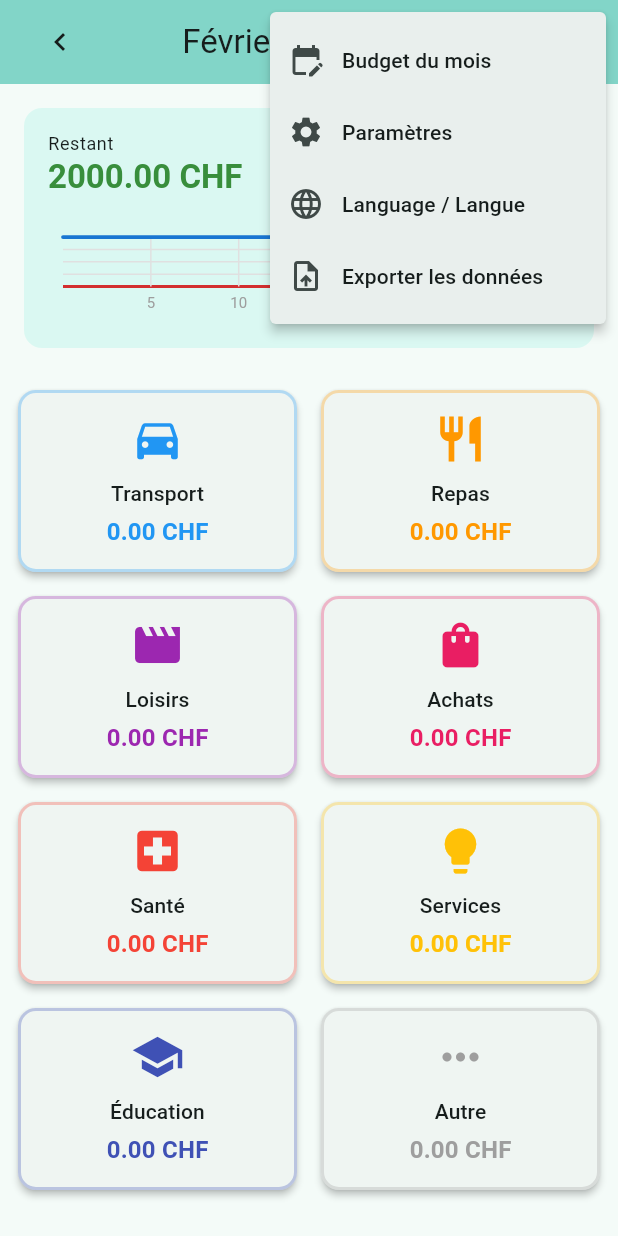
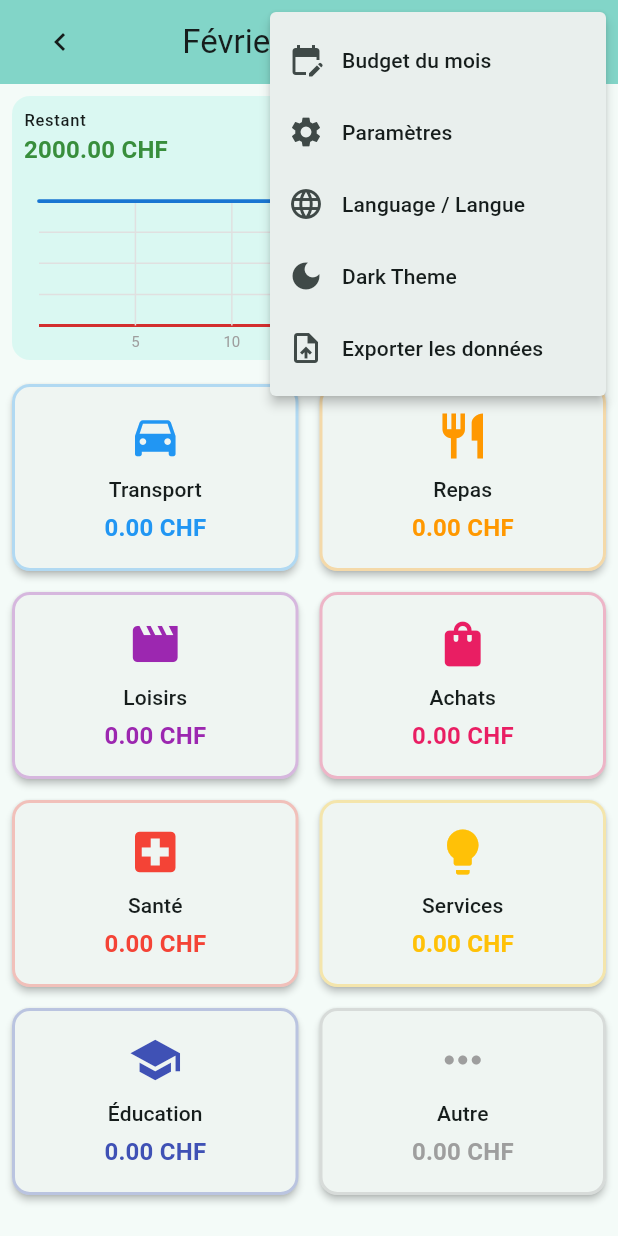
Before and after one commit to tbertschi/spendinator, a Flutter app: the screen it shows after launch, after a tap on the "more vert" icon, on a phone screen of 412 x 824 dp. Run offline on Flutter 3.47's test engine with Material 3 defaults, Android fonts, the phone set to English and light mode, and no system bars; our stand-ins replace share_plus, shared_preferences, sqflite; accounts and stored records are empty.

Commit message:
UI improvements: capitalize app name, update icon, add dark theme toggle, optimize graph layout

```diff
--- a/lib/main.dart
+++ b/lib/main.dart
@@ -20,19 +20,28 @@ class SpendinatorApp extends StatefulWidget {
 }
 
 class _SpendinatorAppState extends State<SpendinatorApp> {
-  late String currentLanguage;
+  String currentLanguage = 'fr';
+  bool isDarkTheme = false;
 
   @override
   void initState() {
     super.initState();
-    // Load saved language preference
+    // Load saved preferences
     currentLanguage = SettingsService.instance.getLanguage();
+    isDarkTheme = SettingsService.instance.getDarkTheme();
   }
 
   void toggleLanguage() {
     setState(() {
       currentLanguage = currentLanguage == 'fr' ? 'en' : 'fr';
       SettingsService.instance.setLanguage(currentLanguage);
+    });
+  }
+
+  void toggleDarkTheme() {
+    setState(() {
+      isDarkTheme = !isDarkTheme;
+      SettingsService.instance.setDarkTheme(isDarkTheme);
     });
   }
 
@@ -49,7 +58,18 @@ class _SpendinatorAppState extends State<SpendinatorApp> {
           ),
           useMaterial3: true,
         ),
-        home: BudgetScreen(onLanguageToggle: toggleLanguage),
+        darkTheme: ThemeData(
+          colorScheme: ColorScheme.fromSeed(
+            seedColor: Colors.teal,
+            brightness: Brightness.dark,
+          ),
+          useMaterial3: true,
+        ),
+        themeMode: isDarkTheme ? ThemeMode.dark : ThemeMode.light,
+        home: BudgetScreen(
+          onLanguageToggle: toggleLanguage,
+          onDarkThemeToggle: toggleDarkTheme,
+        ),
       ),
     );
   }
--- a/lib/screens/budget_screen.dart
+++ b/lib/screens/budget_screen.dart
@@ -13,10 +13,13 @@ import 'settings_screen.dart';
 
 class BudgetScreen extends StatefulWidget {
   final VoidCallback onLanguageToggle;
+  final VoidCallback onDarkThemeToggle;
 
-  const BudgetScreen({super.key, required this.onLanguageToggle});
-
-  @override
+  const BudgetScreen({
+    super.key,
+    required this.onLanguageToggle,
+    required this.onDarkThemeToggle,
+  });
   State<BudgetScreen> createState() => _BudgetScreenState();
 }
 
@@ -358,6 +361,9 @@ class _BudgetScreenState extends State<BudgetScreen> {
                 case 'language':
                   widget.onLanguageToggle();
                   break;
+                case 'dark_theme':
+                  widget.onDarkThemeToggle();
+                  break;
                 case 'export':
                   _exportData();
                   break;
@@ -397,6 +403,16 @@ class _BudgetScreenState extends State<BudgetScreen> {
                   ),
                 ),
                 PopupMenuItem(
+                  value: 'dark_theme',
+                  child: Row(
+                    children: [
+                      const Icon(Icons.dark_mode),
+                      const SizedBox(width: 12),
+                      const Text('Dark Theme'),
+                    ],
+                  ),
+                ),
+                PopupMenuItem(
                   value: 'export',
                   child: Row(
                     children: [
@@ -425,12 +441,12 @@ class _BudgetScreenState extends State<BudgetScreen> {
                 Expanded(
                   flex: 3,
                   child: Padding(
-                    padding: const EdgeInsets.all(8.0),
+                    padding: const EdgeInsets.all(4.0),
                     child: GridView.builder(
                       gridDelegate: const SliverGridDelegateWithFixedCrossAxisCount(
                         crossAxisCount: 2,
-                        crossAxisSpacing: 8,
-                        mainAxisSpacing: 8,
+                        crossAxisSpacing: 6,
+                        mainAxisSpacing: 6,
                         childAspectRatio: 1.5,
                       ),
                       itemCount: _categories.length,
--- a/lib/services/settings_service.dart
+++ b/lib/services/settings_service.dart
@@ -48,4 +48,13 @@ class SettingsService {
   String getLanguage() {
     return _prefs?.getString('language') ?? 'fr';
   }
+
+  // Dark theme preference
+  Future<void> setDarkTheme(bool isDark) async {
+    await _prefs?.setBool('dark_theme', isDark);
+  }
+
+  bool getDarkTheme() {
+    return _prefs?.getBool('dark_theme') ?? false;
+  }
 }
--- a/lib/widgets/budget_graph.dart
+++ b/lib/widgets/budget_graph.dart
@@ -40,8 +40,8 @@ class BudgetGraph extends StatelessWidget {
     }
 
     return Container(
-      margin: const EdgeInsets.all(16),
-      padding: const EdgeInsets.all(16),
+      margin: const EdgeInsets.all(8),
+      padding: const EdgeInsets.all(8),
       decoration: BoxDecoration(
         color: Theme.of(context).colorScheme.primaryContainer.withValues(alpha: 0.3),
         borderRadius: BorderRadius.circular(12),
@@ -58,11 +58,11 @@ class BudgetGraph extends StatelessWidget {
                 children: [
                   Text(
                     l10n.remaining,
-                    style: Theme.of(context).textTheme.bodySmall,
+                    style: Theme.of(context).textTheme.labelSmall,
                   ),
                   Text(
                     l10n.formatCurrency(budgetData.remaining),
-                    style: Theme.of(context).textTheme.titleLarge?.copyWith(
+                    style: Theme.of(context).textTheme.titleMedium?.copyWith(
                           fontWeight: FontWeight.bold,
                           color: budgetData.remaining >= 0
                               ? Colors.green.shade700
@@ -76,7 +76,7 @@ class BudgetGraph extends StatelessWidget {
                 children: [
                   Text(
                     l10n.spent,
-                    style: Theme.of(context).textTheme.bodySmall,
+                    style: Theme.of(context).textTheme.labelSmall,
                   ),
                   Text(
                     l10n.formatCurrency(budgetData.totalSpent),
@@ -88,7 +88,7 @@ class BudgetGraph extends StatelessWidget {
               ),
             ],
           ),
-          const SizedBox(height: 16),
+          const SizedBox(height: 12),
 
           // Line chart
           Expanded(
@@ -145,7 +145,7 @@ class BudgetLinePainter extends CustomPainter {
     const leftPadding = 10.0;
     const rightPadding = 10.0;
     const topPadding = 10.0;
-    const bottomPadding = 25.0;
+    const bottomPadding = 15.0;
 
     final chartWidth = size.width - leftPadding - rightPadding;
     final chartHeight = size.height - topPadding - bottomPadding;
--- a/pubspec.yaml
+++ b/pubspec.yaml
@@ -104,6 +104,6 @@ flutter:
 flutter_launcher_icons:
   android: true
   ios: true
-  image_path: "assets/icon/app_icon.png"
+  image_path: "assets/icon/spendinator.png"
   adaptive_icon_background: "#2196F3"
-  adaptive_icon_foreground: "assets/icon/app_icon_foreground.png"
+  adaptive_icon_foreground: "assets/icon/spendinator.png"
```
Also changed, not shown: assets/icon/spendinator.jpg (deleted), assets/icon/spendinator.png (added), 32 other files.
